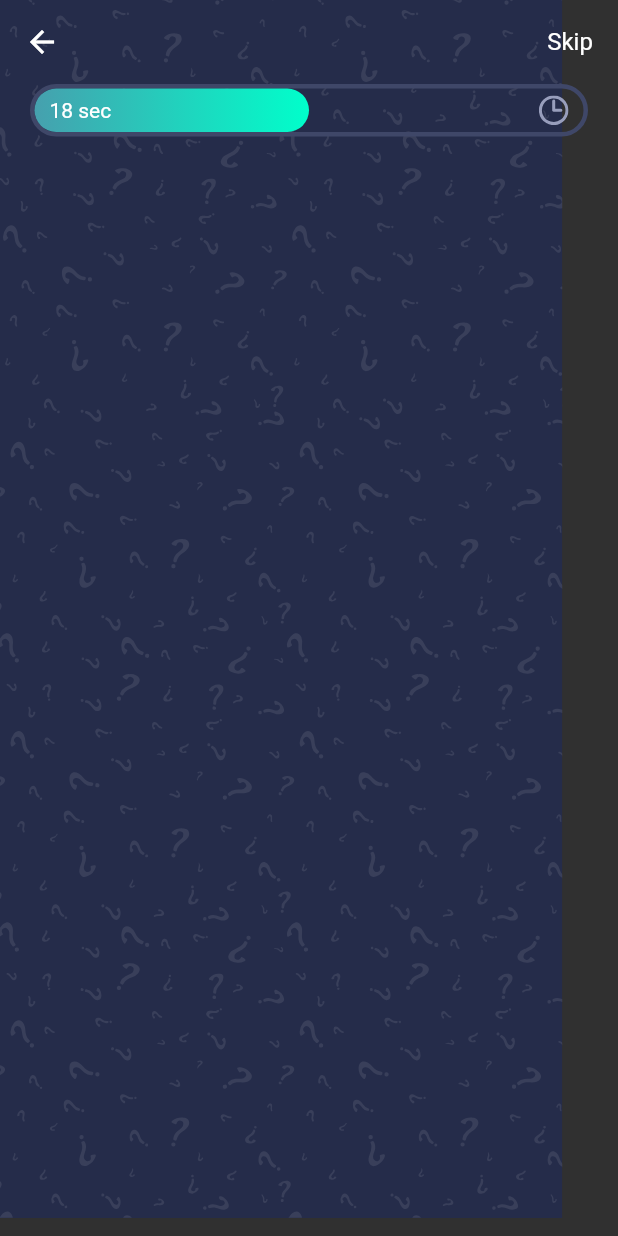
After one commit to salsabilelshiekh2022/Quiz-app, a Flutter app: the QuizScreen screen opened directly, on a phone screen of 412 x 824 dp. The commit adds this screen. Run offline on Flutter 3.47's test engine with Material 2 defaults, Android fonts, the phone set to English and light mode, and no system bars; our stand-ins replace flutter_svg.

Commit message:
create progress bar

```diff
--- a/lib/main.dart
+++ b/lib/main.dart
@@ -1,4 +1,5 @@
 import 'package:flutter/material.dart';
+import 'package:quiz_app/views/screens/quiz_screen.dart';
 import 'package:quiz_app/views/screens/welcome_screen.dart';
 
 void main() {
--- /dev/null
+++ b/lib/views/screens/quiz_screen.dart
@@ -0,0 +1,47 @@
+import 'package:flutter/material.dart';
+import 'package:flutter_svg/svg.dart';
+import 'package:quiz_app/constants.dart';
+
+import '../widgets/progress_bar.dart';
+
+class QuizScreen extends StatelessWidget {
+  const QuizScreen({super.key});
+
+  @override
+  Widget build(BuildContext context) {
+    return Scaffold(
+      extendBodyBehindAppBar: true,
+      appBar: AppBar(
+        backgroundColor: Colors.transparent,
+        elevation: 0,
+        actions: [
+          TextButton(
+            onPressed: () {},
+            child: const Text(
+              "Skip",
+              style: TextStyle(
+                  color: Colors.white,
+                  fontWeight: FontWeight.normal,
+                  fontSize: 16),
+            ),
+          ),
+        ],
+      ),
+      body: Stack(
+        children: [
+          SvgPicture.asset(
+            'assets/images/bg.svg',
+            fit: BoxFit.fill,
+          ),
+          const SafeArea(
+            child: Column(
+              children: [
+                ProgressBar(),
+              ],
+            ),
+          )
+        ],
+      ),
+    );
+  }
+}
--- a/lib/views/screens/welcome_screen.dart
+++ b/lib/views/screens/welcome_screen.dart
@@ -15,7 +15,7 @@ class WelcomeScreen extends StatelessWidget {
         children: [
           SvgPicture.asset(
             'assets/images/bg.svg',
-            width: double.infinity,
+            fit: BoxFit.fill,
           ),
           SafeArea(
             child: Padding(
--- /dev/null
+++ b/lib/views/widgets/progress_bar.dart
@@ -0,0 +1,45 @@
+import 'package:flutter/material.dart';
+import 'package:flutter_svg/svg.dart';
+
+import '../../constants.dart';
+
+class ProgressBar extends StatelessWidget {
+  const ProgressBar({super.key});
+
+  @override
+  Widget build(BuildContext context) {
+    return Padding(
+      padding: const EdgeInsets.symmetric(horizontal: kDefaultPadding),
+      child: Container(
+        height: 35,
+        width: double.infinity,
+        decoration: BoxDecoration(
+          borderRadius: BorderRadius.circular(50),
+          border: Border.all(color: const Color(0xff3f4768), width: 3),
+        ),
+        child: Stack(children: [
+          LayoutBuilder(
+            builder: (context, constraints) => Container(
+              width: constraints.maxWidth * 0.5,
+              decoration: BoxDecoration(
+                gradient: kPrimaryGradient,
+                borderRadius: BorderRadius.circular(50),
+              ),
+            ),
+          ),
+          Positioned.fill(
+              child: Padding(
+            padding: const EdgeInsets.symmetric(horizontal: 10),
+            child: Row(
+              mainAxisAlignment: MainAxisAlignment.spaceBetween,
+              children: [
+                const Text("18 sec"),
+                SvgPicture.asset("assets/images/clock.svg")
+              ],
+            ),
+          ))
+        ]),
+      ),
+    );
+  }
+}
```
